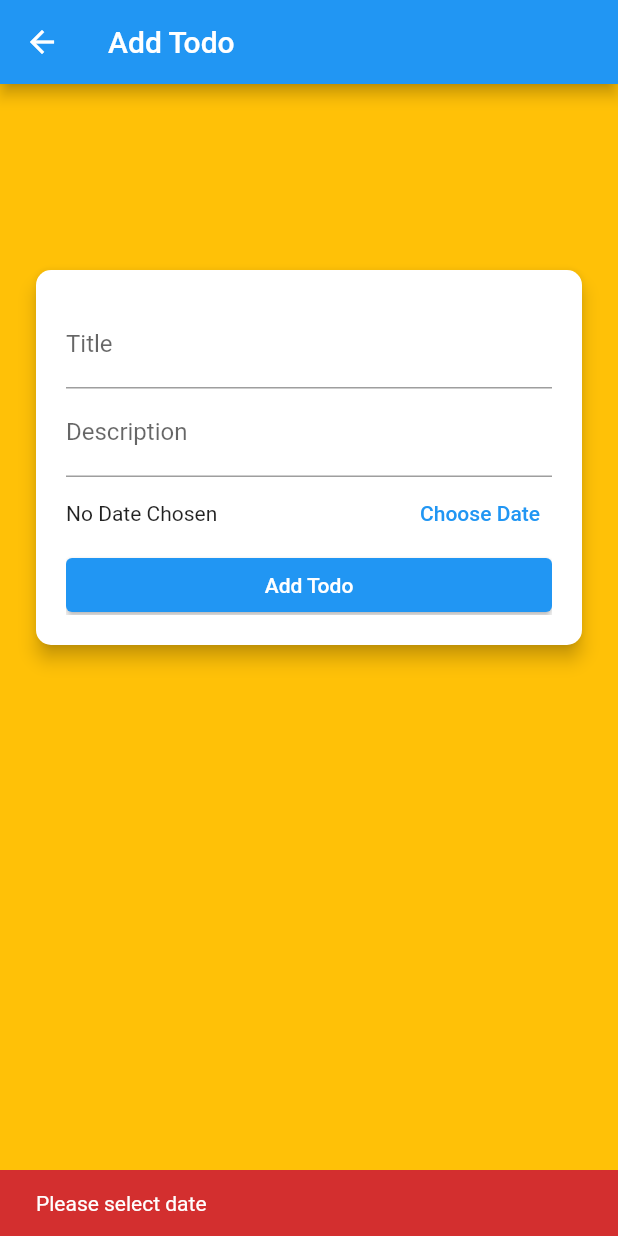
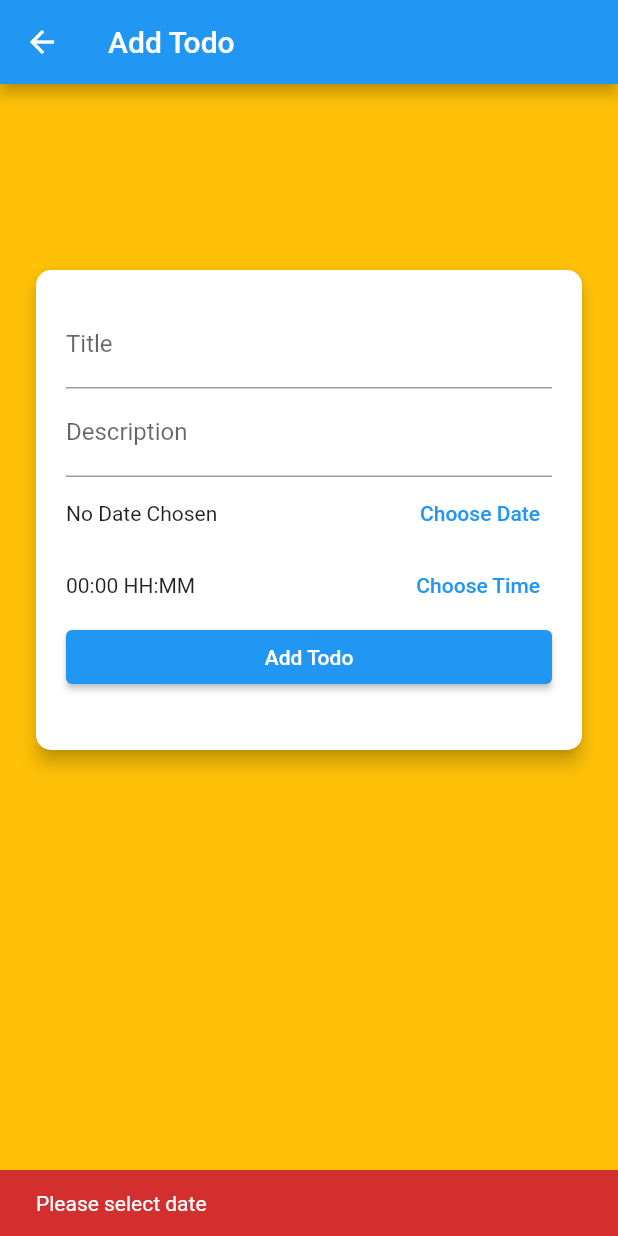
Before and after one commit to maheshjadhav8378/todo, a Flutter app: the AddTodoScreen screen opened directly, after a tap on "Add Todo", on a phone screen of 412 x 824 dp. Run offline on Flutter 3.47's test engine with Material 2 defaults, Android fonts, the phone set to English and light mode, and no system bars; our stand-ins replace flutter_local_notifications, timezone.

Commit message:
complete assignment

```diff
--- a/lib/main.dart
+++ b/lib/main.dart
@@ -7,48 +7,17 @@ import 'package:todo_app/providers/todo_list_provider.dart';
 import 'package:todo_app/screens/home_screen.dart';
 
 Future selectNotification(String? payload) async {
-  // if (payload != null) {
-  //   debugPrint('notification payload: $payload');
-  // }
-  // await Navigator.push(
-  //   context,
-  //   MaterialPageRoute<void>(builder: (context) => SecondScreen(payload)),
-  // );
+  // ...
 }
 
 Future onDidReceiveLocalNotification(
     int id, String? title, String? body, String? payload) async {
-  // display a dialog with the notification details, tap ok to go to another page
-  // showDialog(
-  //   context: context,
-  //   builder: (BuildContext context) => CupertinoAlertDialog(
-  //     title: Text(title),
-  //     content: Text(body),
-  //     actions: [
-  //       CupertinoDialogAction(
-  //         isDefaultAction: true,
-  //         child: Text('Ok'),
-  //         onPressed: () async {
-  //           Navigator.of(context, rootNavigator: true).pop();
-  //           await Navigator.push(
-  //             context,
-  //             MaterialPageRoute(
-  //               builder: (context) => SecondScreen(payload),
-  //             ),
-  //           );
-  //         },
-  //       )
-  //     ],
-  //   ),
-  // );
+  // ....
 }
 
-Future<void> main() async {
-  WidgetsFlutterBinding.ensureInitialized();
-  tz.initializeTimeZones();
+Future<void> initializeLocalNotification() async {
   FlutterLocalNotificationsPlugin flutterLocalNotificationsPlugin =
       FlutterLocalNotificationsPlugin();
-// initialise the plugin. app_icon needs to be a added as a drawable resource to the Android head project
   const AndroidInitializationSettings initializationSettingsAndroid =
       AndroidInitializationSettings('app_icon');
   final IOSInitializationSettings initializationSettingsIOS =
@@ -62,20 +31,16 @@ Future<void> main() async {
       macOS: initializationSettingsMacOS);
   await flutterLocalNotificationsPlugin.initialize(initializationSettings,
       onSelectNotification: selectNotification);
+}
+
+Future<void> main() async {
+  WidgetsFlutterBinding.ensureInitialized();
+  tz.initializeTimeZones();
+  await initializeLocalNotification();
   runApp(HomePage());
 }
 
-class HomePage extends StatefulWidget {
-  @override
-  _HomePageState createState() => _HomePageState();
-}
-
-class _HomePageState extends State<HomePage> {
-  @override
-  void initState() {
-    super.initState();
-  }
-
+class HomePage extends StatelessWidget {
   @override
   Widget build(BuildContext context) {
     return ChangeNotifierProvider<TodoListProvider>(
--- a/lib/screens/add_todo_screen.dart
+++ b/lib/screens/add_todo_screen.dart
@@ -1,5 +1,4 @@
 import 'package:flutter/material.dart';
-import 'package:flutter_datetime_picker/flutter_datetime_picker.dart';
 import 'package:intl/intl.dart';
 import 'package:provider/provider.dart';
 import 'package:todo_app/models/todo.dart';
@@ -8,7 +7,7 @@ import 'package:todo_app/providers/todo_list_provider.dart';
 class AddTodoScreen extends StatefulWidget {
   static final routeName = '/add-todo';
   final int? id;
-  Key? key;
+  final Key? key;
 
   AddTodoScreen({this.id, this.key});
 
@@ -17,33 +16,56 @@ class AddTodoScreen extends StatefulWidget {
 }
 
 class _AddTodoScreenState extends State<AddTodoScreen> {
-  var selectedDate;
+  // var selectedDate;
   Todo? newTodo = Todo(null, '', '', null, false);
   var _formKey = GlobalKey<FormState>();
   var isBorn = true;
+
+  DateTime? selectedDate1;
+
+  TimeOfDay selectedTime1 = TimeOfDay(
+    hour: 0,
+    minute: 0,
+  );
 
   @override
   void initState() {
     super.initState();
   }
 
+  Future<Null> _selectDate(BuildContext context) async {
+    final DateTime? picked = await showDatePicker(
+        context: context,
+        initialDate: DateTime.now(),
+        initialDatePickerMode: DatePickerMode.day,
+        firstDate: DateTime(2015),
+        lastDate: DateTime(2101));
+    if (picked != null)
+      setState(() {
+        selectedDate1 = picked;
+      });
+  }
+
   @override
   void didChangeDependencies() {
     super.didChangeDependencies();
     if (isBorn) {
-      // final id = ModalRoute.of(context)?.settings.arguments as int?;
       if (widget.id != null) {
         final todo = Provider.of<TodoListProvider>(context, listen: false)
             .findById(widget.id!);
         newTodo = todo;
-        selectedDate = newTodo!.deadline;
+        selectedDate1 = newTodo!.deadline;
+        selectedTime1 = TimeOfDay(
+          hour: todo.deadline!.hour,
+          minute: todo.deadline!.minute,
+        );
       }
       isBorn = false;
     }
   }
 
   void onSubmit() {
-    if (selectedDate == null) {
+    if (selectedDate1 == null) {
       ScaffoldMessenger.of(context).showSnackBar(
         SnackBar(
           content: Text('Please select date'),
@@ -52,7 +74,13 @@ class _AddTodoScreenState extends State<AddTodoScreen> {
       );
       return;
     }
-    if ((selectedDate as DateTime).isBefore(DateTime.now())) {
+    if (DateTime(
+      selectedDate1!.year,
+      selectedDate1!.month,
+      selectedDate1!.day,
+      selectedTime1.hour,
+      selectedTime1.minute,
+    ).isBefore(DateTime.now())) {
       ScaffoldMessenger.of(context).showSnackBar(
         SnackBar(
           content: Text('Please select future date'),
@@ -69,7 +97,13 @@ class _AddTodoScreenState extends State<AddTodoScreen> {
         Provider.of<TodoListProvider>(context, listen: false).addTodo(
           newTodo!.title,
           newTodo!.description,
-          selectedDate,
+          DateTime(
+            selectedDate1!.year,
+            selectedDate1!.month,
+            selectedDate1!.day,
+            selectedTime1.hour,
+            selectedTime1.minute,
+          ),
         );
       }
       ScaffoldMessenger.of(context).showSnackBar(
@@ -84,7 +118,7 @@ class _AddTodoScreenState extends State<AddTodoScreen> {
   }
 
   void onEdit() async {
-    if (selectedDate == null) {
+    if (selectedDate1 == null) {
       ScaffoldMessenger.of(context).showSnackBar(
         SnackBar(
           content: Text('Please select date'),
@@ -93,7 +127,13 @@ class _AddTodoScreenState extends State<AddTodoScreen> {
       );
       return;
     }
-    if ((selectedDate as DateTime).isBefore(DateTime.now())) {
+    if (DateTime(
+      selectedDate1!.year,
+      selectedDate1!.month,
+      selectedDate1!.day,
+      selectedTime1.hour,
+      selectedTime1.minute,
+    ).isBefore(DateTime.now())) {
       ScaffoldMessenger.of(context).showSnackBar(
         SnackBar(
           content: Text('Please select future date'),
@@ -109,7 +149,13 @@ class _AddTodoScreenState extends State<AddTodoScreen> {
           newTodo!.id!,
           newTodo!.title,
           newTodo!.description,
-          selectedDate,
+          DateTime(
+            selectedDate1!.year,
+            selectedDate1!.month,
+            selectedDate1!.day,
+            selectedTime1.hour,
+            selectedTime1.minute,
+          ),
         );
         ScaffoldMessenger.of(context).showSnackBar(
           SnackBar(
@@ -122,6 +168,17 @@ class _AddTodoScreenState extends State<AddTodoScreen> {
     }
   }
 
+  Future<Null> _selectTime(BuildContext context) async {
+    final TimeOfDay? picked = await showTimePicker(
+      context: context,
+      initialTime: selectedTime1,
+    );
+    if (picked != null)
+      setState(() {
+        selectedTime1 = picked;
+      });
+  }
+
   @override
   Widget build(BuildContext context) {
     return Scaffold(
@@ -129,7 +186,8 @@ class _AddTodoScreenState extends State<AddTodoScreen> {
       appBar: AppBar(
         title: Text(newTodo!.id == null ? 'Add Todo' : 'Edit Todo'),
       ),
-      body: SingleChildScrollView(
+      body: SafeArea(
+        child: SingleChildScrollView(
           child: Column(
             children: [
               SizedBox(
@@ -143,7 +201,7 @@ class _AddTodoScreenState extends State<AddTodoScreen> {
                   ),
                   elevation: 5,
                   child: Container(
-                  height: 250,
+                    height: 320,
                     padding: EdgeInsets.all(20),
                     child: SingleChildScrollView(
                       child: Form(
@@ -185,37 +243,43 @@ class _AddTodoScreenState extends State<AddTodoScreen> {
                             Row(
                               children: [
                                 Text(
-                                selectedDate == null
+                                  selectedDate1 == null
                                       ? 'No Date Chosen'
-                                    : DateFormat.yMEd()
-                                        .add_jms()
-                                        .format(selectedDate),
+                                      : '${DateFormat.yMd().format(selectedDate1!)} MM/DD/YYYY',
                                 ),
                                 Spacer(),
                                 TextButton(
-                                onPressed: () {
-                                  DatePicker.showDateTimePicker(
-                                    context,
-                                    showTitleActions: true,
-                                    minTime: DateTime.now(),
-                                    maxTime:
-                                        DateTime.now().add(Duration(days: 7)),
-                                    onConfirm: (date) {
-                                      setState(() {
-                                        selectedDate = date;
-                                      });
-                                    },
-                                    onCancel: () {},
-                                  );
-                                },
+                                  onPressed: () => _selectDate(context),
                                   child: Text(
                                     'Choose Date',
                                   ),
                                 ),
                               ],
                             ),
+                            Row(
+                              children: [
+                                Text(
+                                  (selectedTime1.hour < 10
+                                          ? '0${selectedTime1.hour}'
+                                          : '${selectedTime1.hour}') +
+                                      ':' +
+                                      (selectedTime1.minute < 10
+                                          ? '0${selectedTime1.minute}'
+                                          : '${selectedTime1.minute}') +
+                                      ' HH:MM',
+                                ),
+                                Spacer(),
+                                TextButton(
+                                  onPressed: () => _selectTime(context),
+                                  child: Text(
+                                    'Choose Time',
+                                  ),
+                                ),
+                              ],
+                            ),
                             ElevatedButton(
-                            onPressed: newTodo!.id == null ? onSubmit : onEdit,
+                              onPressed:
+                                  newTodo!.id == null ? onSubmit : onEdit,
                               child: Text(
                                   newTodo!.id == null ? 'Add Todo' : 'Submit'),
                             ),
@@ -229,6 +293,7 @@ class _AddTodoScreenState extends State<AddTodoScreen> {
             ],
           ),
         ),
+      ),
     );
   }
 }
--- a/lib/screens/todo_list_screen.dart
+++ b/lib/screens/todo_list_screen.dart
@@ -1,5 +1,4 @@
 import 'package:flutter/material.dart';
-import 'package:intl/intl.dart';
 import 'package:provider/provider.dart';
 import 'package:todo_app/providers/todo_list_provider.dart';
 import 'package:todo_app/screens/add_todo_screen.dart';
--- a/pubspec.yaml
+++ b/pubspec.yaml
@@ -28,7 +28,7 @@ dependencies:
   # The following adds the Cupertino Icons font to your application.
   # Use with the CupertinoIcons class for iOS style icons.
   cupertino_icons: ^1.0.2
-  flutter_datetime_picker: ^1.5.1
+  # flutter_datetime_picker: ^1.5.1
   intl: ^0.17.0
   provider: ^5.0.0
   path_provider: ^2.0.2
```
Also changed, not shown: pubspec.lock. Lines whose indentation alone changed are shown as unchanged.
